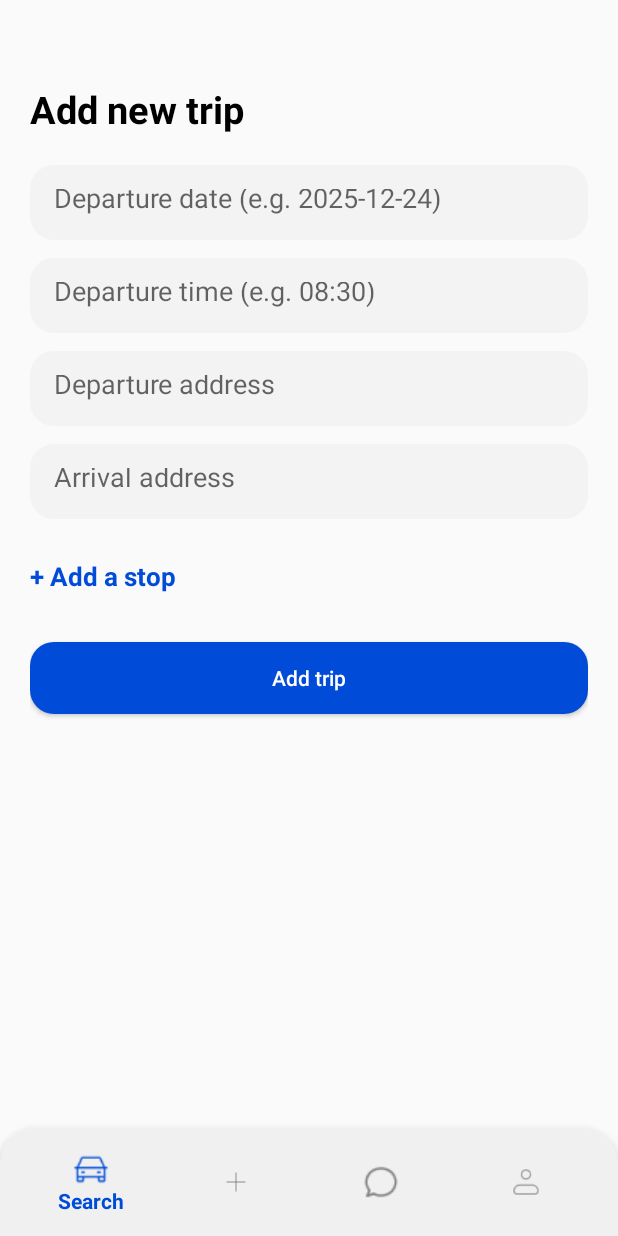
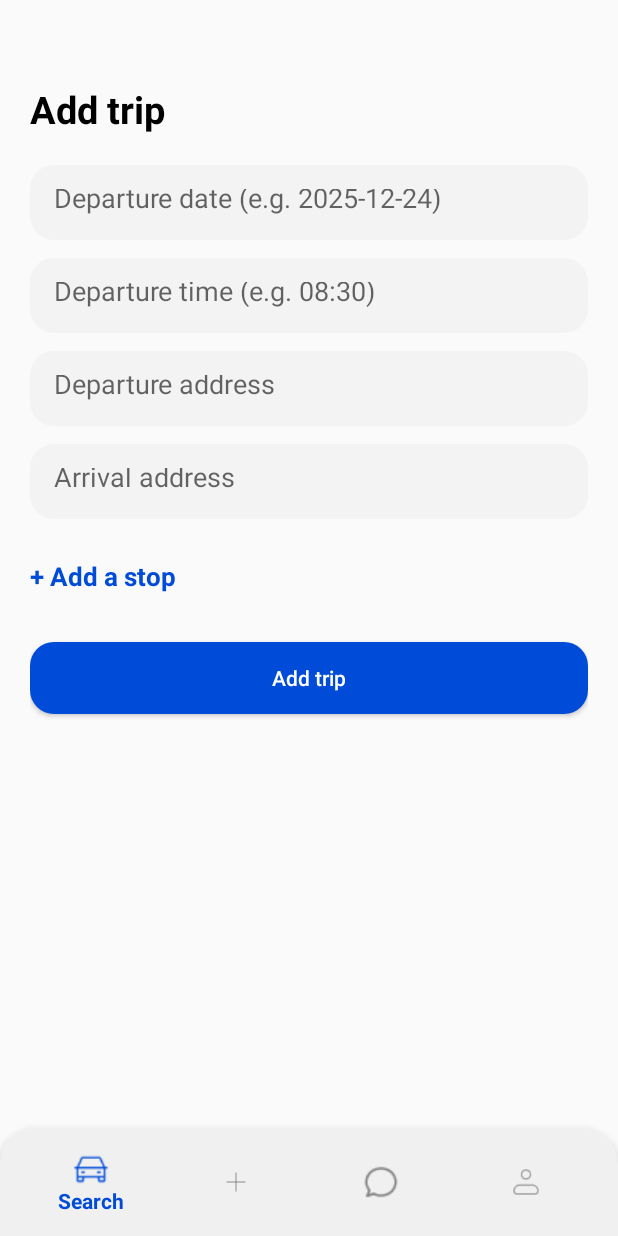
Before and after one commit to wilfriedngoune/fahro, an Android app: the fragment AddFragment placed in its activity, on a phone screen of 412 x 824 dp. Run offline under Robolectric (Android 15) with nearby library versions, the phone set to English and light mode, and no system bars.

Commit message:
add trip

```diff
--- a/app/src/main/java/com/example/fahr/model/OnboardingPage.kt
+++ b/app/src/main/java/com/example/fahr/model/OnboardingPage.kt
@@ -1,6 +1,6 @@
 package com.example.fahr.model
 
-// Model used to describe one onboarding screen
+// Models used to describe one onboarding screen
 data class OnboardingPage(
     val title: String,
     val description: String,
--- a/app/src/main/res/layout/fragment_add.xml
+++ b/app/src/main/res/layout/fragment_add.xml
@@ -13,7 +13,7 @@
         <!-- Title -->
         <TextView
             android:id="@+id/addTitle"
-            android:text="Add new trip"
+            android:text="Add trip"
             android:textSize="25sp"
             android:textColor="#000000"
             android:textStyle="bold"
```
